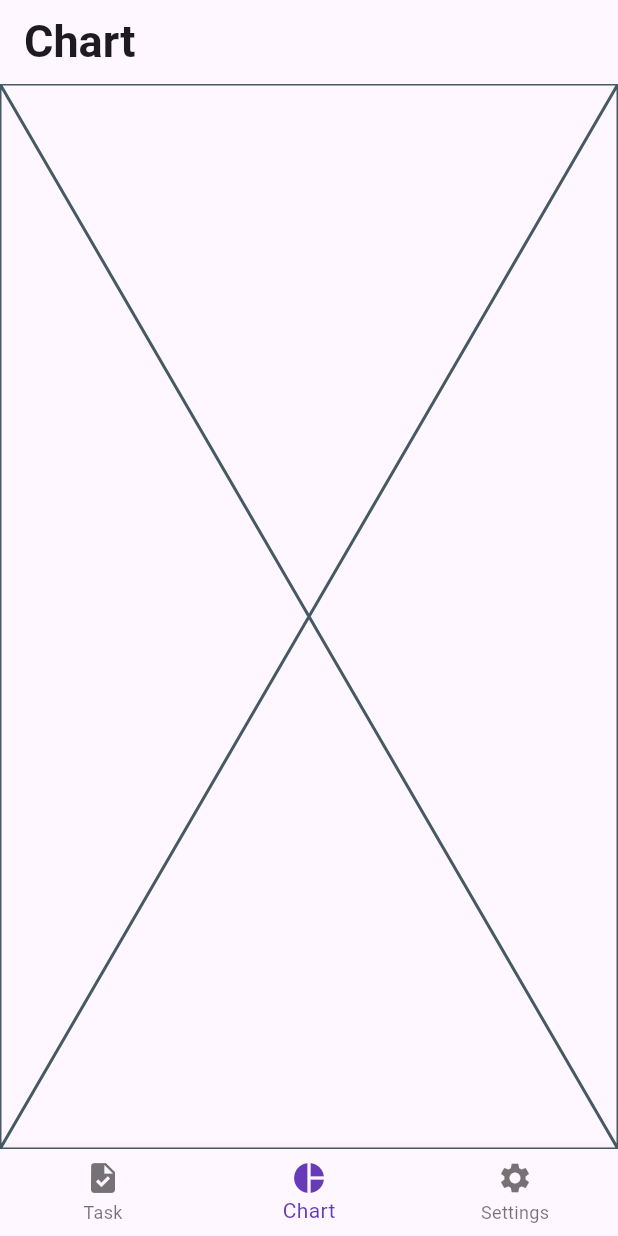
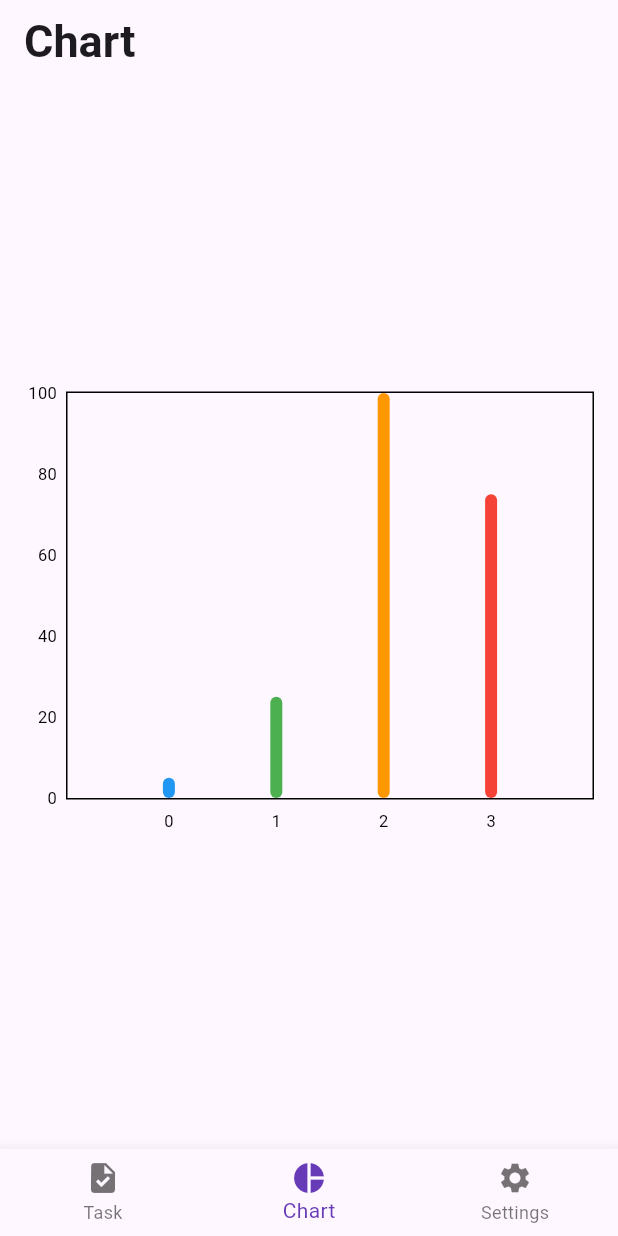
Before and after one commit to liulichen0603/daily-completion, a Flutter app: the screen it shows after launch, item 2 of the bottom bar chosen, on a phone screen of 412 x 824 dp. Run offline on Flutter 3.47's test engine with Material 3 defaults, Android fonts, the light colour scheme and no system bars; drawn by our look-alikes of fl_chart.

Commit message:
update ui for chart tab, not completed

```diff
--- a/lib/ui/chart_tab.dart
+++ b/lib/ui/chart_tab.dart
@@ -1,15 +1,77 @@
 import 'package:flutter/material.dart';
+import 'package:fl_chart/fl_chart.dart';
 
-class ChartTab extends StatefulWidget {
-  const ChartTab({super.key});
+class ChartTab extends StatelessWidget {
+  @override
+  Widget build(BuildContext context) {
+    return Center(
+      child: Container(
+        height: 300,
+        margin: EdgeInsets.all(16),
+        child: BarChart(
+          BarChartData(
+            barGroups: _createSampleData(),
+            titlesData: FlTitlesData(
+              leftTitles: SideTitles(showTitles: true),
+              bottomTitles: SideTitles(showTitles: true),
+            ),
+          ),
+        ),
+      ),
+    );
+  }
 
-  @override
-  State<ChartTab> createState() => _ChartTabState();
+  List<BarChartGroupData> _createSampleData() {
+    return [
+      BarChartGroupData(
+        x: 0,
+        barRods: [
+          BarChartRodData(
+            y: 5,
+            color: Colors.blue,
+          ),
+        ],
+      ),
+      BarChartGroupData(
+        x: 1,
+        barRods: [
+          BarChartRodData(
+            y: 25,
+            color: Colors.green,
+          ),
+        ],
+      ),
+      BarChartGroupData(
+        x: 2,
+        barRods: [
+          BarChartRodData(
+            y: 100,
+            color: Colors.orange,
+          ),
+        ],
+      ),
+      BarChartGroupData(
+        x: 3,
+        barRods: [
+          BarChartRodData(
+            y: 75,
+            color: Colors.red,
+          ),
+        ],
+      ),
+    ];
+  }
 }
 
-class _ChartTabState extends State<ChartTab> {
-  @override
-  Widget build(BuildContext context) {
-    return const Placeholder();
-  }
+void main() {
+  runApp(
+    MaterialApp(
+      home: Scaffold(
+        appBar: AppBar(
+          title: Text('Fl Chart Example'),
+        ),
+        body: ChartTab(),
+      ),
+    ),
+  );
 }
--- a/pubspec.yaml
+++ b/pubspec.yaml
@@ -7,6 +7,7 @@ environment:
   sdk: '>=3.2.3 <4.0.0'
 
 dependencies:
+  fl_chart: ^0.65.0
   flutter:
     sdk: flutter
   json_annotation: ^4.8.1
```
Also changed, not shown: pubspec.lock, 3 other files.
